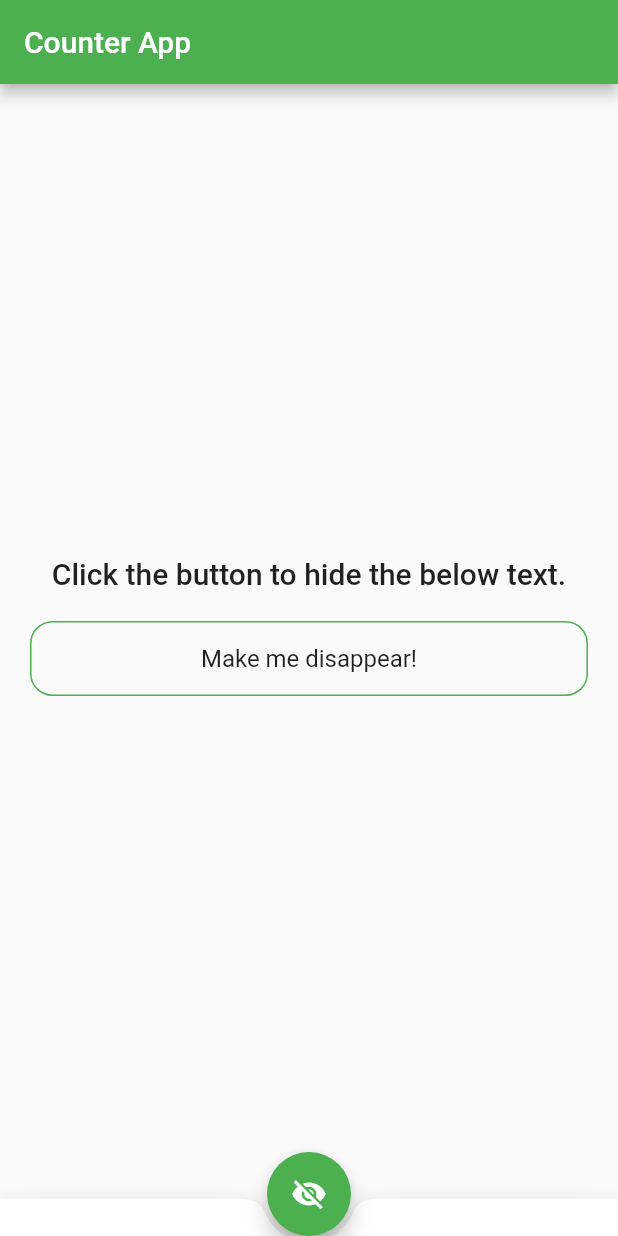
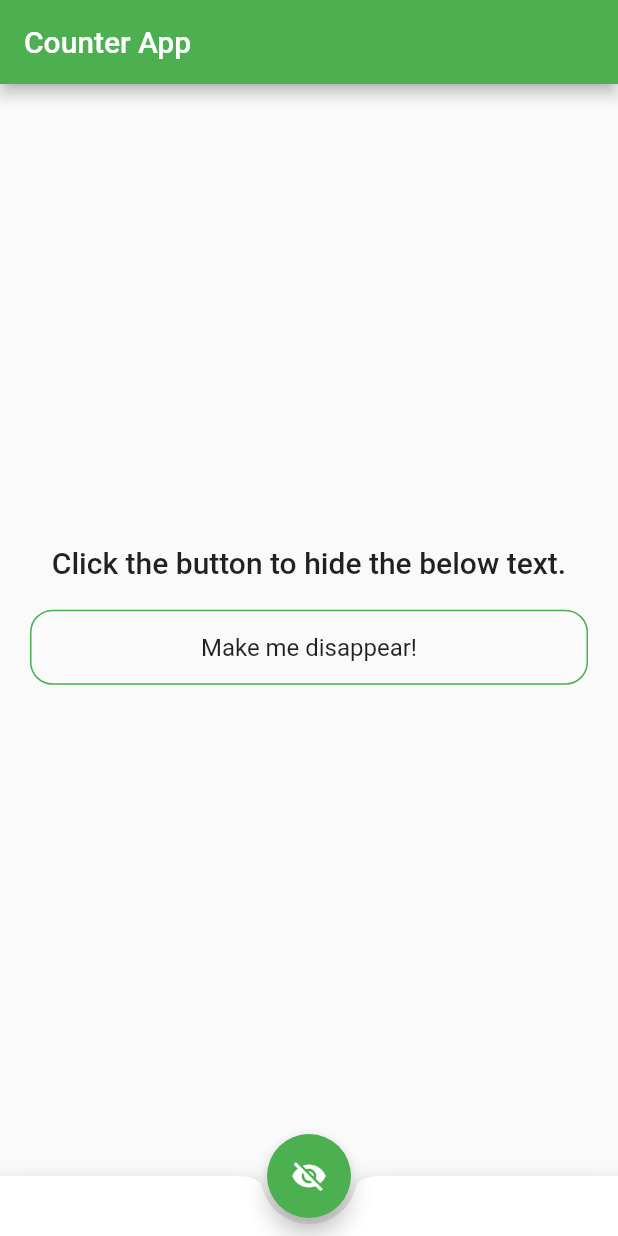
Before and after one commit to pullsaki/newsapp, a Flutter app: the screen it shows after launch, on a phone screen of 412 x 824 dp. Run offline on Flutter 3.47's test engine with Material 2 defaults, Android fonts, the phone set to English and light mode, and no system bars.

Commit message:
Tweak widgets and some values

```diff
--- a/lib/main.dart
+++ b/lib/main.dart
@@ -50,12 +50,9 @@ class _MyHomePageState extends State<MyHomePage> {
         child: Column(
           mainAxisAlignment: MainAxisAlignment.center,
           children: <Widget>[
-            Visibility(
-              visible: true,
-              child: Text(
-                'Click the button to hide the below text.',
-                style: Theme.of(context).textTheme.headline6,
-              ),
+            Text(
+              'Click the button to hide the below text.',
+              style: Theme.of(context).textTheme.headline6,
             ),
             Container(
               height: 50,
@@ -77,7 +74,7 @@ class _MyHomePageState extends State<MyHomePage> {
       ),
       bottomNavigationBar: BottomAppBar(
         shape: const CircularNotchedRectangle(),
-        child: Container(height: 25.0),
+        child: Container(height: 40.0),
       ),
       floatingActionButton: FloatingActionButton(
         onPressed: _toggleVisibility,
```
